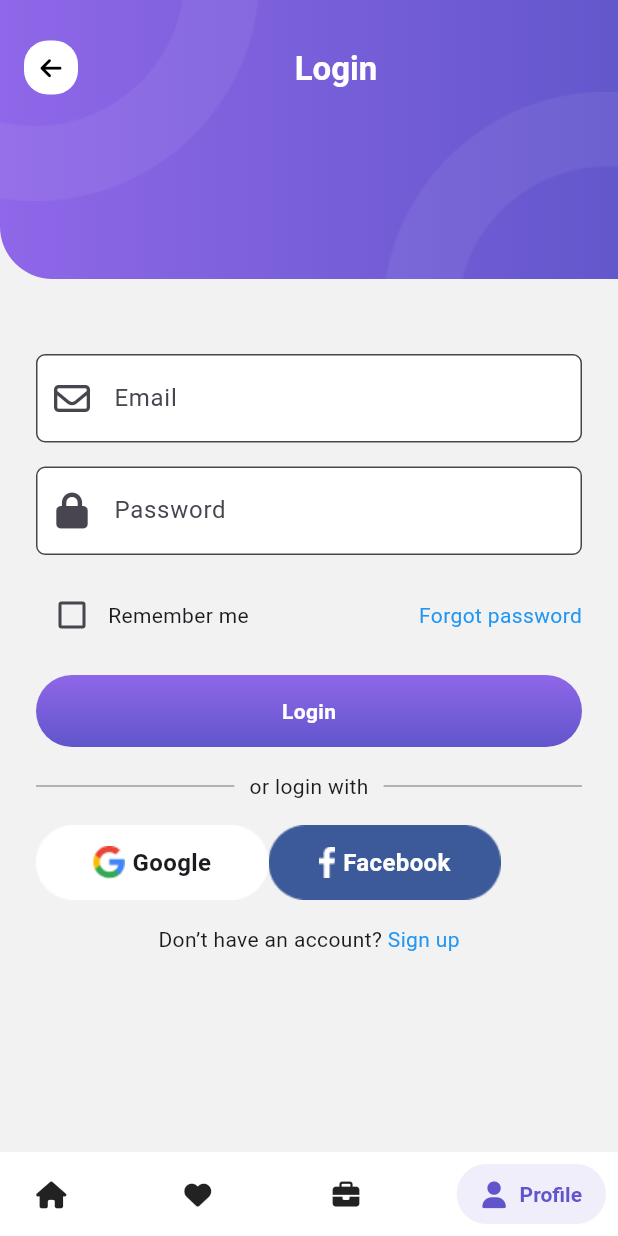
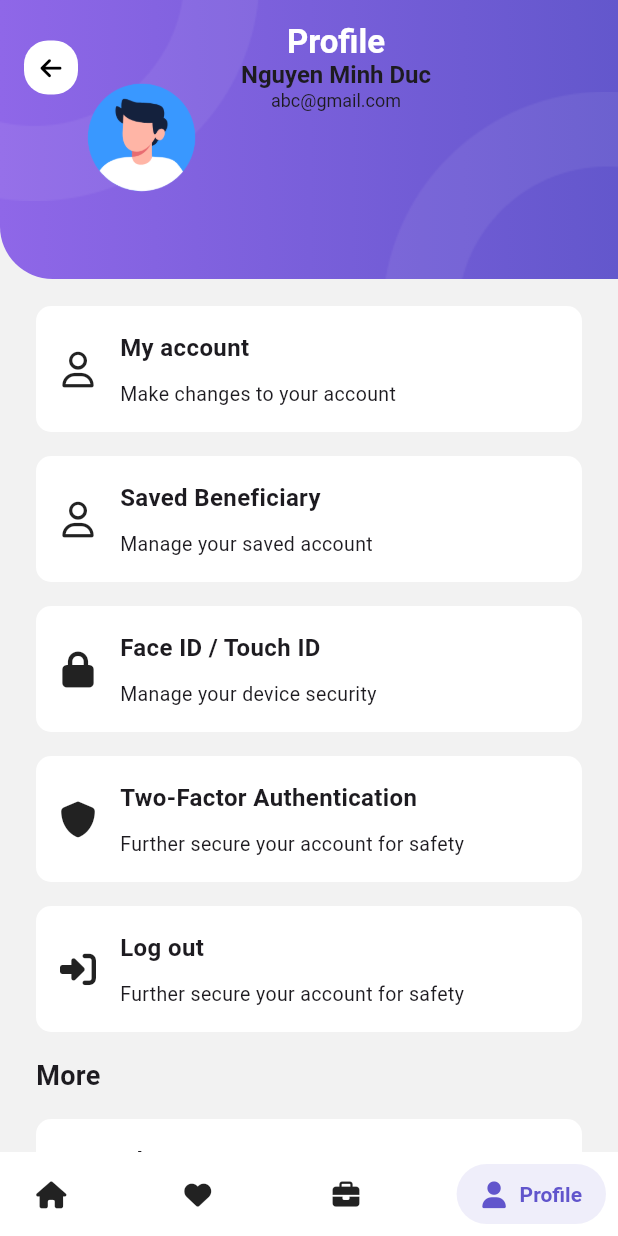
Before and after one commit to NguyenMinhDuc163/Travel-App, a Flutter app: the MainApp screen opened by its route, item 4 of the bottom bar chosen, on a phone screen of 412 x 824 dp. Run offline on Flutter 3.47's test engine with Material 3 defaults, Android fonts, the phone set to English and light mode, and no system bars; drawn by our look-alikes of salomon_bottom_bar; our stand-ins replace expandable, font_awesome_flutter, hive_flutter, smooth_page_indicator, syncfusion_flutter_datepicker; accounts and stored records are empty.

Commit message:
create profile sceen

```diff
--- a/lib/core/helpers/asset_helper.dart
+++ b/lib/core/helpers/asset_helper.dart
@@ -53,4 +53,5 @@ mixin AssetHelper {
   static const String starScore = 'assets/images/star_score.png';
   static const String comment1 = 'assets/images/comment_1.png';
   static const String comment2 = 'assets/images/comment_2.png';
+  static const String avatarProfile = 'assets/images/avatar_profile.png';
 }
--- a/lib/representation/screens/main_app.dart
+++ b/lib/representation/screens/main_app.dart
@@ -4,6 +4,7 @@ import 'package:font_awesome_flutter/font_awesome_flutter.dart';
 import 'package:salomon_bottom_bar/salomon_bottom_bar.dart';
 import 'package:travel_app/core/constants/dimension_constants.dart';
 import 'package:travel_app/representation/screens/login_screen.dart';
+import 'package:travel_app/representation/screens/profile_screen.dart';
 import 'package:travel_app/representation/screens/ratiing_screen.dart';
 import 'package:travel_app/representation/widgets/app_bar_container.dart';
 
@@ -29,7 +30,7 @@ class _MainAppState extends State<MainApp> {
           HomeScreen(),
           RattingScreen(),
           BookingFlightScreen(),
-          LoginScreen(),
+          ProfileScreen(),
         ],
       ),
       bottomNavigationBar: SalomonBottomBar( // tao ra 1 thanh buttom bar bang thu vien
--- /dev/null
+++ b/lib/representation/screens/profile_screen.dart
@@ -0,0 +1,115 @@
+import 'package:flutter/material.dart';
+import 'package:font_awesome_flutter/font_awesome_flutter.dart';
+import 'package:travel_app/core/constants/dimension_constants.dart';
+import 'package:travel_app/core/helpers/asset_helper.dart';
+import 'package:travel_app/core/helpers/image_helper.dart';
+import 'package:travel_app/representation/screens/login_screen.dart';
+import 'package:travel_app/representation/widgets/app_bar_container.dart';
+
+import '../widgets/item_booking_widget.dart';
+
+class ProfileScreen extends StatefulWidget {
+  const ProfileScreen({super.key});
+  static const String routeName = '/profile_screen';
+  @override
+  State<ProfileScreen> createState() => _ProfileScreenState();
+}
+
+class _ProfileScreenState extends State<ProfileScreen> {
+  @override
+  Widget build(BuildContext context) {
+    return AppBarContinerWidget(
+      titleString: "Profile",
+      subTitleString: 'Nguyen Minh Duc',
+      email: 'abc@gmail.com',
+      avatar: AssetHelper.avatarProfile,
+      child: SingleChildScrollView(
+        child: Column(
+          crossAxisAlignment: CrossAxisAlignment.start,
+          children: [
+            SizedBox(
+              height: kDefaultPadding * 3,
+            ),
+            ItemBookingWidget(
+              icon: AssetHelper.person,
+              title: 'My account',
+              description: 'Make changes to your account',
+              iconFWA: FontAwesomeIcons.user,
+            ),
+            SizedBox(
+              height: kDefaultPadding,
+            ),
+            ItemBookingWidget(
+              icon: AssetHelper.person,
+              title: 'Saved Beneficiary',
+              description: 'Manage your saved account',
+              iconFWA: FontAwesomeIcons.user,
+            ),
+            SizedBox(
+              height: kDefaultPadding,
+            ),
+            ItemBookingWidget(
+              icon: AssetHelper.person,
+              title: 'Face ID / Touch ID',
+              description: 'Manage your device security',
+              iconFWA: FontAwesomeIcons.lock,
+            ),
+            SizedBox(
+              height: kDefaultPadding,
+            ),
+            ItemBookingWidget(
+              icon: AssetHelper.person,
+              title: 'Two-Factor Authentication',
+              description: 'Further secure your account for safety',
+              iconFWA: FontAwesomeIcons.shield,
+            ),
+            SizedBox(
+              height: kDefaultPadding,
+            ),
+            ItemBookingWidget(
+              icon: AssetHelper.person,
+              title: 'Log out',
+              description: 'Further secure your account for safety',
+              iconFWA: FontAwesomeIcons.rightToBracket,
+              onTap: (){
+                Navigator.of(context).pushNamed(LoginScreen.routeName);
+              },
+            ),
+            SizedBox(
+              height: kDefaultPadding ,
+            ),
+            Text('More', style: TextStyle(fontSize:18, fontWeight: FontWeight.bold),),
+            SizedBox(
+              height: kDefaultPadding ,
+            ),
+            ItemBookingWidget(
+              icon: AssetHelper.person,
+              title: 'About App',
+              description: 'About App',
+              iconFWA: FontAwesomeIcons.heart,
+              onTap: (){
+
+              },
+            ),
+            SizedBox(
+              height: kDefaultPadding ,
+            ),
+
+            ItemBookingWidget(
+              icon: AssetHelper.person,
+              title: 'Help & Support',
+              description: 'Help & Support',
+              iconFWA: FontAwesomeIcons.bell,
+              onTap: (){
+
+              },
+            ),
+            SizedBox(
+              height: kDefaultPadding ,
+            ),
+          ],
+        ),
+      ),
+    );
+  }
+}
--- a/lib/representation/widgets/app_bar_container.dart
+++ b/lib/representation/widgets/app_bar_container.dart
@@ -19,7 +19,9 @@ class AppBarContinerWidget extends StatelessWidget {
     this.paddingContent = const EdgeInsets.symmetric(
       horizontal: kMediumPadding,
     ),
-  })  : assert(title != null || titleString != null, 'title or titleString can\'t be null'),
+    this.avatar, this.email,
+  })  : assert(title != null || titleString != null,
+            'title or titleString can\'t be null'),
         super(key: key);
 
   final Widget child;
@@ -29,6 +31,8 @@ class AppBarContinerWidget extends StatelessWidget {
   final bool implementTraling;
   final bool implementLeading;
   final EdgeInsets? paddingContent;
+  final String? avatar;
+  final String? email;
 
   @override
   Widget build(BuildContext context) {
@@ -71,14 +75,26 @@ class AppBarContinerWidget extends StatelessWidget {
                               children: [
                                 Text(
                                   titleString ?? '',
-                                  style: TextStyles.defaultStyle.fontHeader.whiteTextColor.bold,
+                                  style: TextStyles.defaultStyle.fontHeader
+                                      .whiteTextColor.bold,
                                 ),
-                                if (subTitleString != null)
+                                if(subTitleString != null && email != null) // dung cho profile screen
+                                  Column(
+                                    children: [
+                                      Text(subTitleString!, style: TextStyle(fontWeight: FontWeight.bold, fontSize: 16),),
+                                      Text(email!, style: TextStyle(fontSize: 12),)
+                                    ],
+                                  ),
+
+
+                                if (subTitleString != null && email == null)
                                   Padding(
-                                    padding: const EdgeInsets.only(top: kMediumPadding),
+                                    padding: const EdgeInsets.only(
+                                        top: kMediumPadding),
                                     child: Text(
                                       subTitleString!,
-                                      style: TextStyles.defaultStyle.fontCaption.whiteTextColor,
+                                      style: TextStyles.defaultStyle.fontCaption
+                                          .whiteTextColor,
                                     ),
                                   ),
                               ],
@@ -129,6 +145,7 @@ class AppBarContinerWidget extends StatelessWidget {
                       AssetHelper.icoOvalBottom,
                     ),
                   ),
+                  if(avatar != null)Positioned(child: ImageHelper.loadFromAsset(avatar!))
                 ],
               ),
               centerTitle: true,
--- a/lib/representation/widgets/item_booking_widget.dart
+++ b/lib/representation/widgets/item_booking_widget.dart
@@ -1,11 +1,19 @@
 import 'package:flutter/material.dart';
+import 'package:font_awesome_flutter/font_awesome_flutter.dart';
 import 'package:travel_app/core/constants/dimension_constants.dart';
 
 class ItemBookingWidget extends StatelessWidget {
-  const ItemBookingWidget({super.key, required this.icon, required this.title, required this.description, this.onTap});
+  const ItemBookingWidget(
+      {super.key,
+      required this.icon,
+      required this.title,
+      required this.description,
+      this.onTap,
+      this.iconFWA});
   final String icon;
   final String title;
   final String description;
+  final IconData? iconFWA;
   final Function()? onTap;
 
   @override
@@ -18,16 +26,53 @@ class ItemBookingWidget extends StatelessWidget {
           color: Colors.white,
           borderRadius: BorderRadius.all(Radius.circular(kItemPadding)),
         ),
-        child: Row(
+        child: iconFWA == null
+            ? Row(
                 children: [
-            Image.asset(icon, width: 36, height: 36,),
-            SizedBox(width: kDefaultPadding,),
+                  Image.asset(
+                    icon,
+                    width: 36,
+                    height: 36,
+                  ),
+                  SizedBox(
+                    width: kDefaultPadding,
+                  ),
                   Column(
                     crossAxisAlignment: CrossAxisAlignment.start,
                     children: [
                       Text(title),
-                SizedBox(height: kItemPadding,),
-                Text(description, style: TextStyle(fontWeight: FontWeight.bold),),
+                      SizedBox(
+                        height: kItemPadding,
+                      ),
+                      Text(
+                        description,
+                        style: TextStyle(fontWeight: FontWeight.bold),
+                      ),
+                    ],
+                  ),
+                ],
+              )
+            : Row(
+                children: [
+                  Icon(iconFWA),
+                  SizedBox(
+                    width: kDefaultPadding,
+                  ),
+                  Column(
+                    crossAxisAlignment: CrossAxisAlignment.start,
+                    children: [
+                      Text(
+                        title,
+                        style: TextStyle(
+                            fontSize: 16, fontWeight: FontWeight.bold),
+                      ),
+                      SizedBox(
+                        height: kItemPadding,
+                      ),
+                      Text(
+                        description,
+                        style: TextStyle(fontSize: 13,),
+                      ),
                     ],
                   ),
                 ],
--- a/lib/routes.dart
+++ b/lib/routes.dart
@@ -12,6 +12,7 @@ import 'package:travel_app/representation/screens/hotels_screen.dart';
 import 'package:travel_app/representation/screens/intro_screen.dart';
 import 'package:travel_app/representation/screens/login_screen.dart';
 import 'package:travel_app/representation/screens/main_app.dart';
+import 'package:travel_app/representation/screens/profile_screen.dart';
 import 'package:travel_app/representation/screens/ratiing_screen.dart';
 import 'package:travel_app/representation/screens/select_date_screen.dart';
 import 'package:travel_app/representation/screens/select_room_screen.dart';
@@ -35,6 +36,7 @@ final Map<String, WidgetBuilder> routes = {
   ForgotPasswordScreen.routeName: (context) => ForgotPasswordScreen(),
   RattingScreen.routeName: (context) => RattingScreen(),
   BookingFlightScreen.routeName: (context) => BookingFlightScreen(),
+  ProfileScreen.routeName: (context) => ProfileScreen(),
 };
 
 MaterialPageRoute<dynamic>? generateRoutes(RouteSettings settings) {
```
Also changed, not shown: lib/test.dart (+20 -111 lines), assets/images/avatar_profile.png (added). Lines whose indentation alone changed are shown as unchanged.
